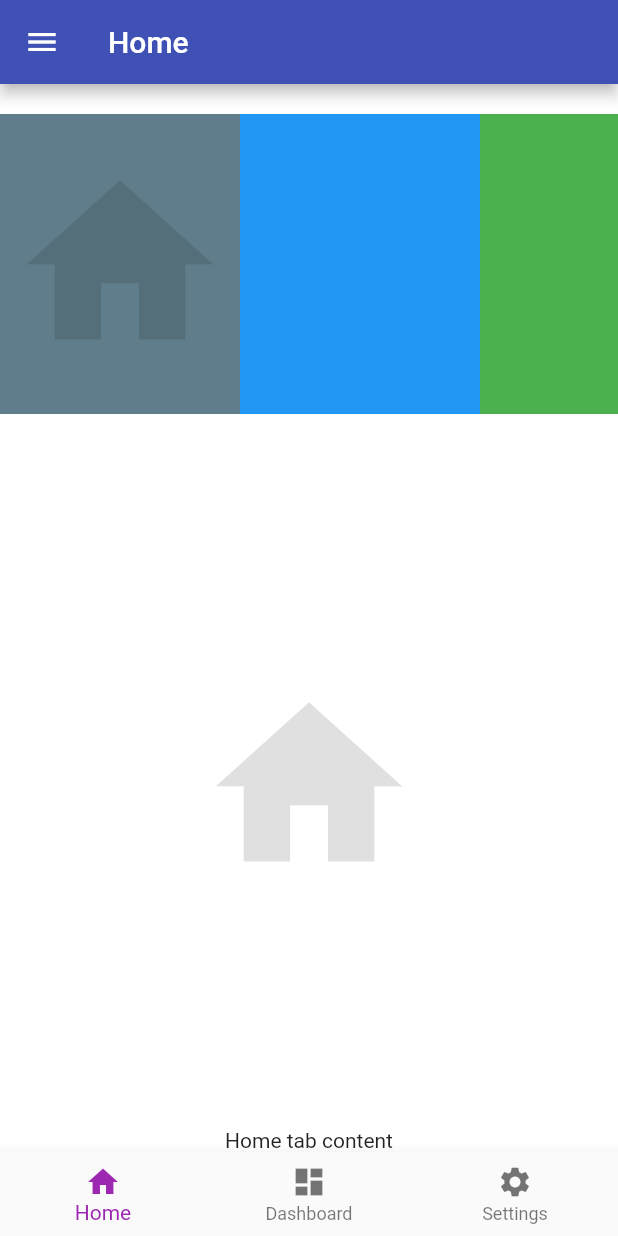
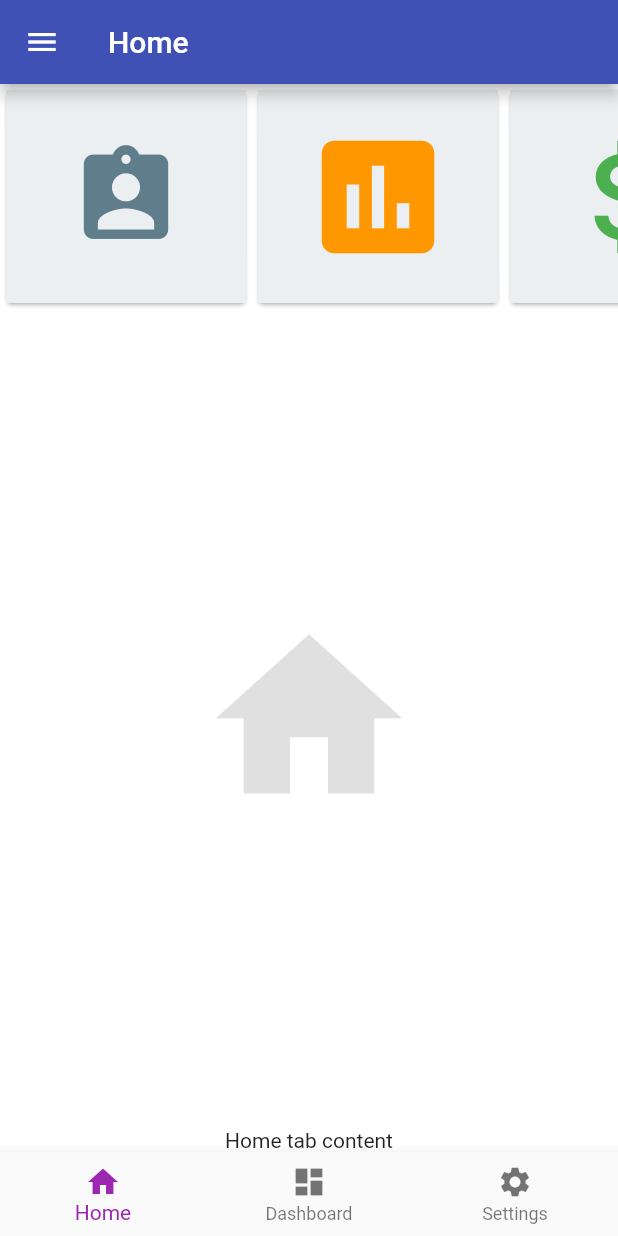
Before and after one commit to hvpulok/flutter_poc, a Flutter app: the HomeTabs screen opened directly, on a phone screen of 412 x 824 dp. Run offline on Flutter 3.47's test engine with Material 2 defaults, Android fonts, the phone set to English and light mode, and no system bars; our stand-ins replace font_awesome_flutter; project files that could hold a hidden picture were left out.

Commit message:
update row span

```diff
--- a/lib/home-page/tabs/home-tab/row-span.dart
+++ b/lib/home-page/tabs/home-tab/row-span.dart
@@ -4,31 +4,47 @@ class RowSpan extends StatelessWidget {
   @override
   Widget build(BuildContext context) {
     return Container(
-      margin: EdgeInsets.symmetric(vertical: 20.0),
-      height: 200.0,
+      margin: EdgeInsets.symmetric(vertical: 0.0),
+      height: 150.0,
       child: ListView(
         scrollDirection: Axis.horizontal,
         children: <Widget>[
-          Container(
-            width: 160.0,
-            color: Colors.blueGrey,
-            child: Icon(Icons.home, size: 150.0, color: Colors.black12),
+          Card(
+            child: Container(
+              width: 160.0,
+              color: Colors.blueGrey[50],
+              child: Icon(Icons.assignment_ind,
+                  size: 75.0, color: Colors.blueGrey),
+            ),
           ),
-          Container(
-            width: 160.0,
-            color: Colors.blue,
+          Card(
+            child: Container(
+              width: 160.0,
+              color: Colors.blueGrey[50],
+              child:
+                  Icon(Icons.insert_chart, size: 100.0, color: Colors.orange),
+            ),
           ),
-          Container(
-            width: 160.0,
-            color: Colors.green,
+          Card(
+            child: Container(
+              width: 160.0,
+              color: Colors.blueGrey[50],
+              child: Icon(Icons.attach_money, size: 100.0, color: Colors.green),
+            ),
           ),
-          Container(
-            width: 160.0,
-            color: Colors.yellow,
+          Card(
+            child: Container(
+              width: 160.0,
+              color: Colors.blueGrey[50],
+              child: Icon(Icons.chat, size: 100.0, color: Colors.deepPurple),
+            ),
           ),
-          Container(
-            width: 160.0,
-            color: Colors.orange,
+          Card(
+            child: Container(
+              width: 160.0,
+              color: Colors.blueGrey[50],
+              child: Icon(Icons.help, size: 100.0, color: Colors.black12),
+            ),
           ),
         ],
       ),
```
